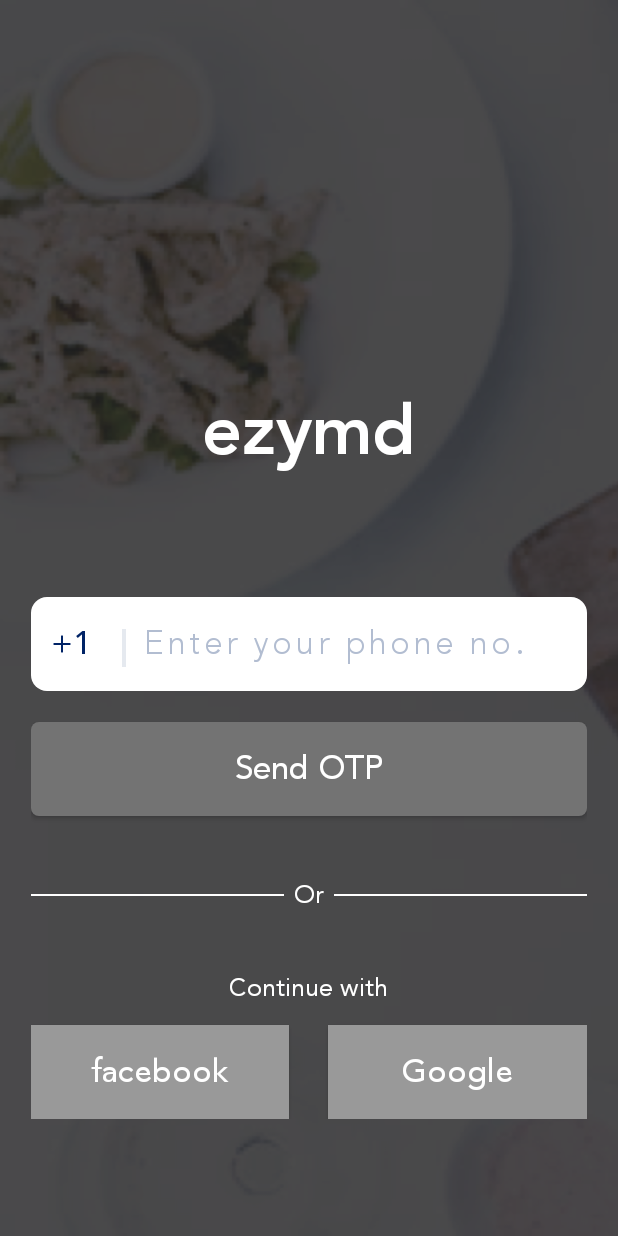
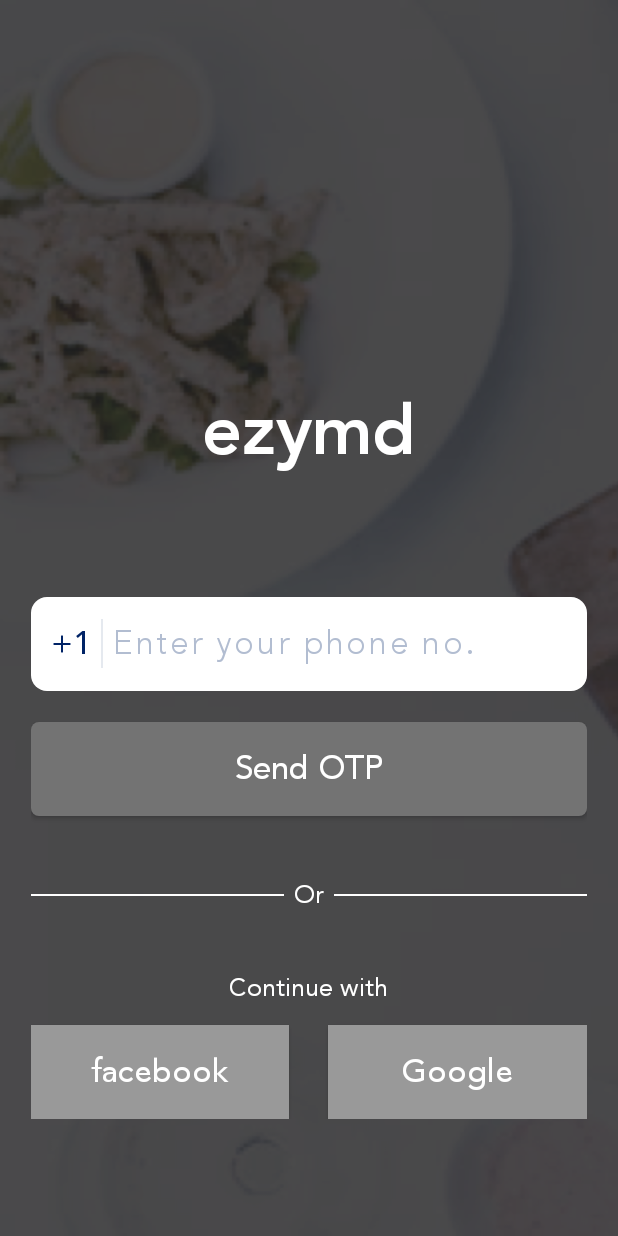
Before and after one commit to mohittanwar94/ezymd, an Android app: the screen it shows after launch (Login), on a phone screen of 412 x 824 dp. Run offline under Robolectric (Android 15) with nearby library versions, the phone set to English and light mode, and no system bars; our stand-ins replace sdp/ssp sizes; libraries missing offline, so code that uses them is left out: com.facebook, com.facebook.login; 4 statements that could not run were skipped.

```diff
--- a/app/src/main/res/layout/login.xml
+++ b/app/src/main/res/layout/login.xml
@@ -49,13 +49,14 @@
                 android:textSize="@dimen/_17sdp"
                 app:textFont="roman" />
 
-            <com.ezymd.restaurantapp.customviews.SnapTextView
-                android:layout_width="wrap_content"
-                android:layout_height="wrap_content"
-                android:text="  | "
-                android:textColor="@color/color_E5E9EF"
-                android:textSize="@dimen/_25sdp"
-                app:textFont="medium" />
+
+            <View
+                android:layout_width="1dp"
+                android:layout_height="@dimen/_25sdp"
+                android:layout_marginStart="@dimen/_5sdp"
+                android:layout_marginEnd="@dimen/_5sdp"
+                android:background="@color/color_E5E9EF" />
+
 
             <com.ezymd.restaurantapp.customviews.SnapEditText
                 android:id="@+id/phoneNo"
@@ -66,7 +67,7 @@
                 android:hint="@string/enter_your_phone_no"
                 android:inputType="phone"
                 android:text=""
-                android:letterSpacing="0.11"
+                android:letterSpacing="0.08"
                 android:textColor="@color/blue_002366"
                 android:textColorHint="@color/gray_B2BDD1"
                 android:textSize="@dimen/_17sdp"
```
